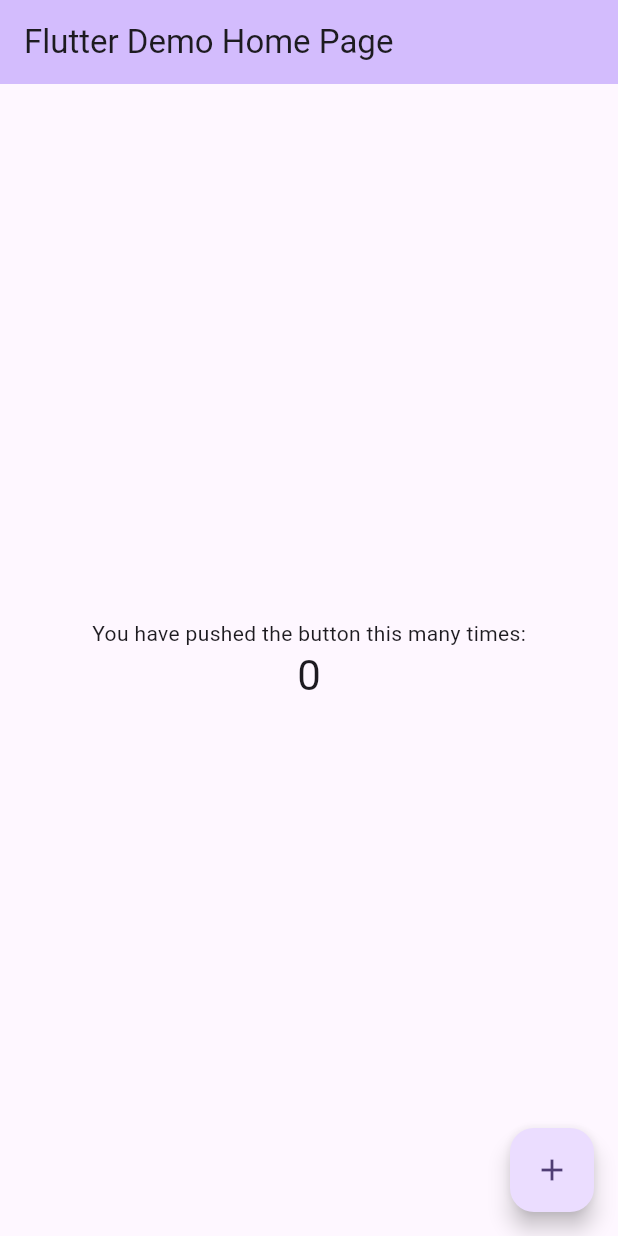
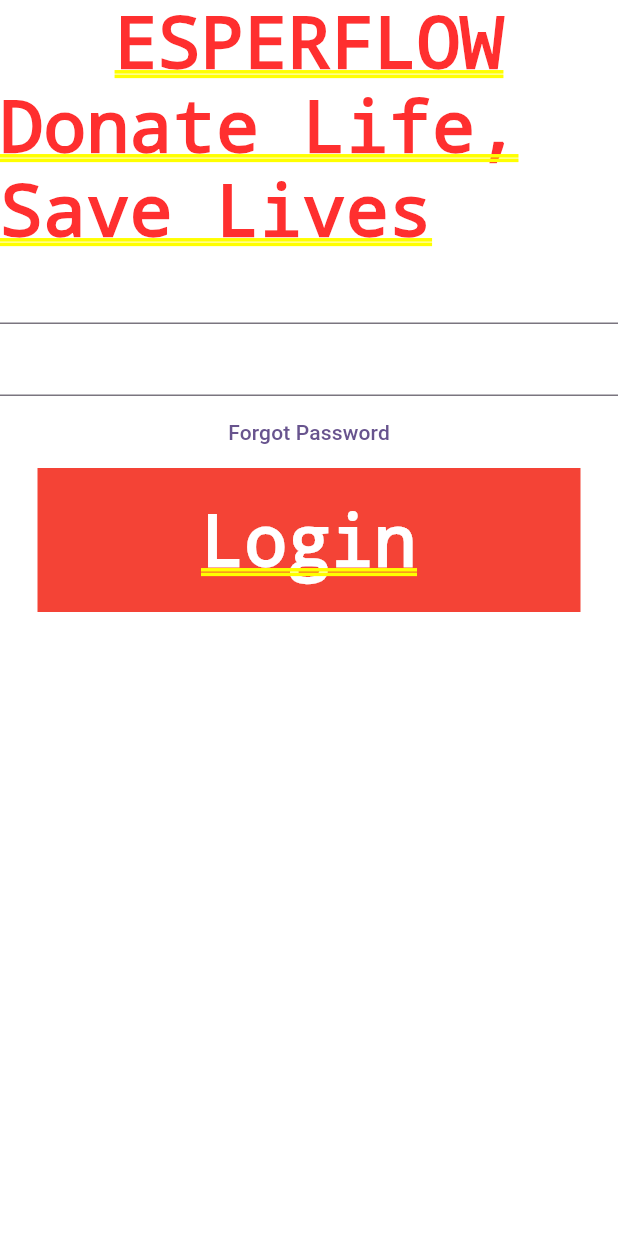
Before and after one commit to Abdul-Hadi-Jalil/EsperFlow, a Flutter app: the screen it shows after launch, on a phone screen of 412 x 824 dp. Run offline on Flutter 3.47's test engine with Material 3 defaults, Android fonts, the phone set to English and light mode, and no system bars.

Commit message:
created empty screens, starting login screen.

```diff
--- a/lib/main.dart
+++ b/lib/main.dart
@@ -1,3 +1,4 @@
+import 'package:esperflow/screens/login_screen.dart';
 import 'package:flutter/material.dart';
 
 void main() {
@@ -12,111 +13,8 @@ class MyApp extends StatelessWidget {
   Widget build(BuildContext context) {
     return MaterialApp(
       title: 'Flutter Demo',
-      theme: ThemeData(
-        // This is the theme of your application.
-        //
-        // TRY THIS: Try running your application with "flutter run". You'll see
-        // the application has a purple toolbar. Then, without quitting the app,
-        // try changing the seedColor in the colorScheme below to Colors.green
-        // and then invoke "hot reload" (save your changes or press the "hot
-        // reload" button in a Flutter-supported IDE, or press "r" if you used
-        // the command line to start the app).
-        //
-        // Notice that the counter didn't reset back to zero; the application
-        // state is not lost during the reload. To reset the state, use hot
-        // restart instead.
-        //
-        // This works for code too, not just values: Most code changes can be
-        // tested with just a hot reload.
-        colorScheme: .fromSeed(seedColor: Colors.deepPurple),
-      ),
-      home: const MyHomePage(title: 'Flutter Demo Home Page'),
+      theme: ThemeData(colorScheme: .fromSeed(seedColor: Colors.deepPurple)),
+      home: LoginScreen(),
     );
   }
 }
-
-class MyHomePage extends StatefulWidget {
-  const MyHomePage({super.key, required this.title});
-
-  // This widget is the home page of your application. It is stateful, meaning
-  // that it has a State object (defined below) that contains fields that affect
-  // how it looks.
-
-  // This class is the configuration for the state. It holds the values (in this
-  // case the title) provided by the parent (in this case the App widget) and
-  // used by the build method of the State. Fields in a Widget subclass are
-  // always marked "final".
-
-  final String title;
-
-  @override
-  State<MyHomePage> createState() => _MyHomePageState();
-}
-
-class _MyHomePageState extends State<MyHomePage> {
-  int _counter = 0;
-
-  void _incrementCounter() {
-    setState(() {
-      // This call to setState tells the Flutter framework that something has
-      // changed in this State, which causes it to rerun the build method below
-      // so that the display can reflect the updated values. If we changed
-      // _counter without calling setState(), then the build method would not be
-      // called again, and so nothing would appear to happen.
-      _counter++;
-    });
-  }
-
-  @override
-  Widget build(BuildContext context) {
-    // This method is rerun every time setState is called, for instance as done
-    // by the _incrementCounter method above.
-    //
-    // The Flutter framework has been optimized to make rerunning build methods
-    // fast, so that you can just rebuild anything that needs updating rather
-    // than having to individually change instances of widgets.
-    return Scaffold(
-      appBar: AppBar(
-        // TRY THIS: Try changing the color here to a specific color (to
-        // Colors.amber, perhaps?) and trigger a hot reload to see the AppBar
-        // change color while the other colors stay the same.
-        backgroundColor: Theme.of(context).colorScheme.inversePrimary,
-        // Here we take the value from the MyHomePage object that was created by
-        // the App.build method, and use it to set our appbar title.
-        title: Text(widget.title),
-      ),
-      body: Center(
-        // Center is a layout widget. It takes a single child and positions it
-        // in the middle of the parent.
-        child: Column(
-          // Column is also a layout widget. It takes a list of children and
-          // arranges them vertically. By default, it sizes itself to fit its
-          // children horizontally, and tries to be as tall as its parent.
-          //
-          // Column has various properties to control how it sizes itself and
-          // how it positions its children. Here we use mainAxisAlignment to
-          // center the children vertically; the main axis here is the vertical
-          // axis because Columns are vertical (the cross axis would be
-          // horizontal).
-          //
-          // TRY THIS: Invoke "debug painting" (choose the "Toggle Debug Paint"
-          // action in the IDE, or press "p" in the console), to see the
-          // wireframe for each widget.
-          mainAxisAlignment: .center,
-          children: [
-            const Text('You have pushed the button this many times:'),
-            Text(
-              '$_counter',
-              style: Theme.of(context).textTheme.headlineMedium,
-            ),
-          ],
-        ),
-      ),
-      floatingActionButton: FloatingActionButton(
-        onPressed: _incrementCounter,
-        tooltip: 'Increment',
-        child: const Icon(Icons.add),
-      ),
-    );
-  }
-}
--- /dev/null
+++ b/lib/screens/login_screen.dart
@@ -0,0 +1,31 @@
+import 'package:esperflow/widgets/my_custom_buttom.dart';
+import 'package:esperflow/widgets/my_text_field.dart';
+import 'package:flutter/material.dart';
+
+class LoginScreen extends StatelessWidget {
+  const LoginScreen({super.key});
+
+  @override
+  Widget build(BuildContext context) {
+    return Container(
+      child: Column(
+        children: [
+          Text('ESPERFLOW'),
+          Text('Donate Life, Save Lives'),
+
+          // email text field
+          MyTextField(),
+
+          // password field
+          MyTextField(),
+
+          // forgot text button
+          TextButton(onPressed: () {}, child: Text('Forgot Password')),
+
+          // login button
+          MyCustomButtom(),
+        ],
+      ),
+    );
+  }
+}
--- /dev/null
+++ b/lib/widgets/my_custom_buttom.dart
@@ -0,0 +1,17 @@
+import 'package:flutter/material.dart';
+
+class MyCustomButtom extends StatelessWidget {
+  const MyCustomButtom({super.key});
+
+  @override
+  Widget build(BuildContext context) {
+    return Container(
+      color: Colors.red,
+      padding: EdgeInsets.all(20),
+      margin: EdgeInsets.symmetric(horizontal: 25),
+      child: Center(
+        child: Text('Login', style: TextStyle(color: Colors.white)),
+      ),
+    );
+  }
+}
--- /dev/null
+++ b/lib/widgets/my_text_field.dart
@@ -0,0 +1,10 @@
+import 'package:flutter/material.dart';
+
+class MyTextField extends StatelessWidget {
+  const MyTextField({super.key});
+
+  @override
+  Widget build(BuildContext context) {
+    return TextField();
+  }
+}
```
Also changed, not shown: lib/screens/additional_information_screen.dart (added), lib/screens/blood_request_screen.dart (added), lib/screens/faq_screen.dart (added), lib/screens/profile_screen.dart (added), lib/screens/register_screen.dart (added), lib/themes/app_theme.dart (added).
